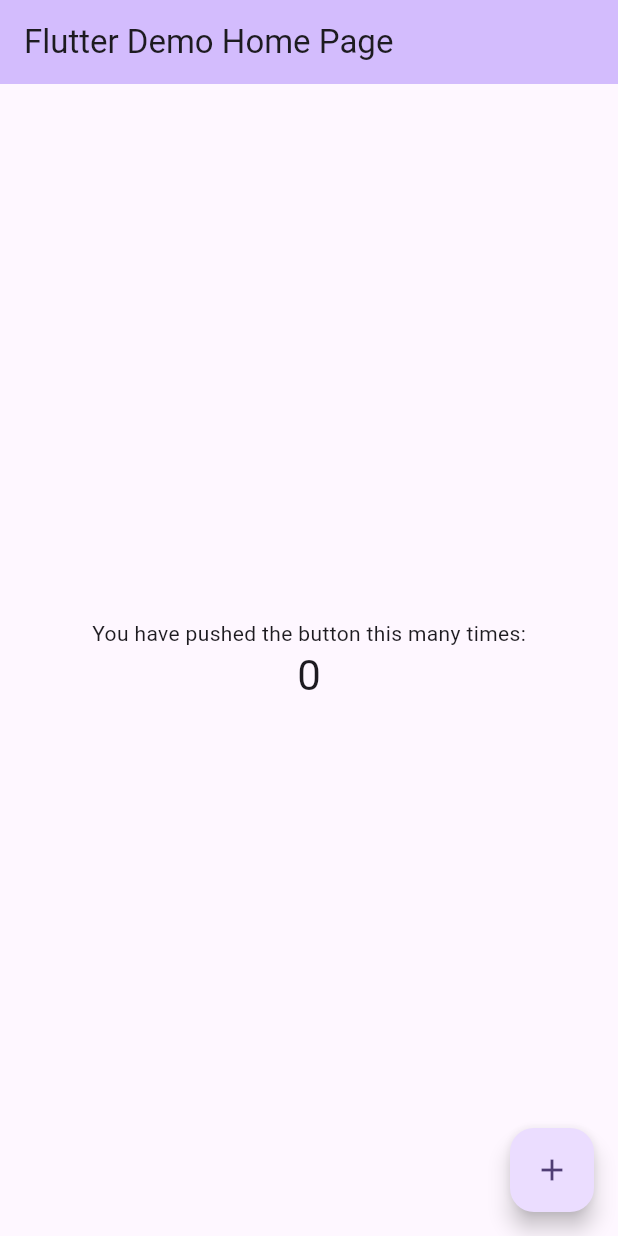
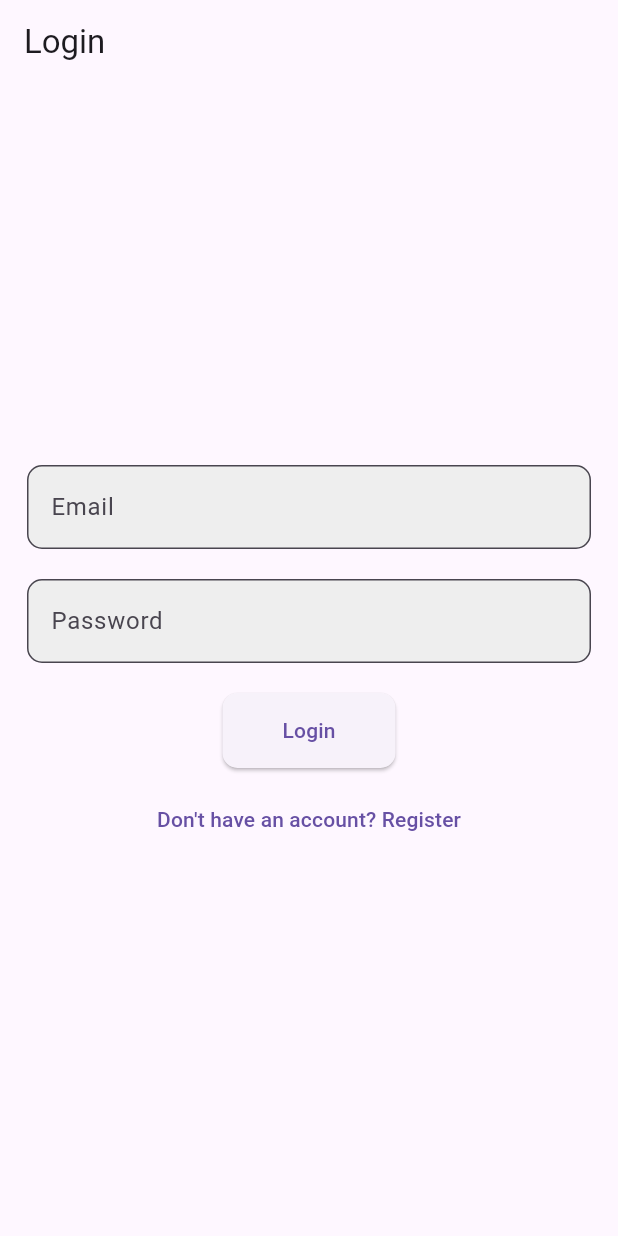
Before and after one commit to MikoMirror/Online_Gallery, a Flutter app: the screen it shows after launch, on a phone screen of 412 x 824 dp. Run offline on Flutter 3.47's test engine with Material 3 defaults, Android fonts, the phone set to English and light mode, and no system bars; our stand-ins replace equatable, firebase_auth, firebase_core, flutter_bloc; accounts and stored records are empty; generated files the repository leaves out were written again.

Commit message:
Added auth system

```diff
--- /dev/null
+++ b/lib/blocs/auth_bloc.dart
@@ -0,0 +1,44 @@
+import 'package:flutter_bloc/flutter_bloc.dart';
+import 'package:firebase_auth/firebase_auth.dart';
+import 'auth_event.dart';
+import 'auth_state.dart';
+
+class AuthBloc extends Bloc<AuthEvent, AuthState> {
+  final FirebaseAuth _auth = FirebaseAuth.instance;
+
+  AuthBloc() : super(AuthInitial()) {
+    on<SignInRequested>((event, emit) async {
+      emit(AuthLoading());
+      try {
+        await _auth.signInWithEmailAndPassword(
+          email: event.email,
+          password: event.password,
+        );
+        emit(Authenticated());
+      } catch (e) {
+        emit(AuthError(e.toString()));
+        emit(Unauthenticated());
+      }
+    });
+
+    on<SignUpRequested>((event, emit) async {
+      emit(AuthLoading());
+      try {
+        await _auth.createUserWithEmailAndPassword(
+          email: event.email,
+          password: event.password,
+        );
+        emit(Authenticated());
+      } catch (e) {
+        emit(AuthError(e.toString()));
+        emit(Unauthenticated());
+      }
+    });
+
+    on<SignOutRequested>((event, emit) async {
+      emit(AuthLoading());
+      await _auth.signOut();
+      emit(Unauthenticated());
+    });
+  }
+}
--- /dev/null
+++ b/lib/blocs/auth_event.dart
@@ -0,0 +1,30 @@
+import 'package:equatable/equatable.dart';
+
+abstract class AuthEvent extends Equatable {
+  const AuthEvent();
+
+  @override
+  List<Object> get props => [];
+}
+
+class SignInRequested extends AuthEvent {
+  final String email;
+  final String password;
+
+  const SignInRequested(this.email, this.password);
+
+  @override
+  List<Object> get props => [email, password];
+}
+
+class SignUpRequested extends AuthEvent {
+  final String email;
+  final String password;
+
+  const SignUpRequested(this.email, this.password);
+
+  @override
+  List<Object> get props => [email, password];
+}
+
+class SignOutRequested extends AuthEvent {}
--- /dev/null
+++ b/lib/blocs/auth_state.dart
@@ -0,0 +1,25 @@
+import 'package:equatable/equatable.dart';
+
+abstract class AuthState extends Equatable {
+  const AuthState();
+
+  @override
+  List<Object> get props => [];
+}
+
+class AuthInitial extends AuthState {}
+
+class AuthLoading extends AuthState {}
+
+class Authenticated extends AuthState {}
+
+class Unauthenticated extends AuthState {}
+
+class AuthError extends AuthState {
+  final String error;
+
+  const AuthError(this.error);
+
+  @override
+  List<Object> get props => [error];
+}
--- a/lib/main.dart
+++ b/lib/main.dart
@@ -1,125 +1,33 @@
 import 'package:flutter/material.dart';
+import 'package:firebase_core/firebase_core.dart';
+import 'package:flutter_bloc/flutter_bloc.dart';
+import 'firebase_options.dart';
+import 'blocs/auth_bloc.dart';
+import 'screens/login_screen.dart';
 
-void main() {
+void main() async {
+  WidgetsFlutterBinding.ensureInitialized();
+  await Firebase.initializeApp(
+    options: DefaultFirebaseOptions.currentPlatform,
+  );
   runApp(const MyApp());
 }
 
 class MyApp extends StatelessWidget {
-  const MyApp({super.key});
+  const MyApp({Key? key}) : super(key: key);
 
-  // This widget is the root of your application.
   @override
   Widget build(BuildContext context) {
-    return MaterialApp(
-      title: 'Flutter Demo',
-      theme: ThemeData(
-        // This is the theme of your application.
-        //
-        // TRY THIS: Try running your application with "flutter run". You'll see
-        // the application has a purple toolbar. Then, without quitting the app,
-        // try changing the seedColor in the colorScheme below to Colors.green
-        // and then invoke "hot reload" (save your changes or press the "hot
-        // reload" button in a Flutter-supported IDE, or press "r" if you used
-        // the command line to start the app).
-        //
-        // Notice that the counter didn't reset back to zero; the application
-        // state is not lost during the reload. To reset the state, use hot
-        // restart instead.
-        //
-        // This works for code too, not just values: Most code changes can be
-        // tested with just a hot reload.
-        colorScheme: ColorScheme.fromSeed(seedColor: Colors.deepPurple),
-        useMaterial3: true,
+    return BlocProvider(
+      create: (context) => AuthBloc(),
+      child: MaterialApp(
+        title: 'Flutter Auth Demo',
+        theme: ThemeData(
+          primarySwatch: Colors.blue,
+          visualDensity: VisualDensity.adaptivePlatformDensity,
+        ),
+        home: LoginScreen(),
       ),
-      home: const MyHomePage(title: 'Flutter Demo Home Page'),
     );
   }
 }
-
-class MyHomePage extends StatefulWidget {
-  const MyHomePage({super.key, required this.title});
-
-  // This widget is the home page of your application. It is stateful, meaning
-  // that it has a State object (defined below) that contains fields that affect
-  // how it looks.
-
-  // This class is the configuration for the state. It holds the values (in this
-  // case the title) provided by the parent (in this case the App widget) and
-  // used by the build method of the State. Fields in a Widget subclass are
-  // always marked "final".
-
-  final String title;
-
-  @override
-  State<MyHomePage> createState() => _MyHomePageState();
-}
-
-class _MyHomePageState extends State<MyHomePage> {
-  int _counter = 0;
-
-  void _incrementCounter() {
-    setState(() {
-      // This call to setState tells the Flutter framework that something has
-      // changed in this State, which causes it to rerun the build method below
-      // so that the display can reflect the updated values. If we changed
-      // _counter without calling setState(), then the build method would not be
-      // called again, and so nothing would appear to happen.
-      _counter++;
-    });
-  }
-
-  @override
-  Widget build(BuildContext context) {
-    // This method is rerun every time setState is called, for instance as done
-    // by the _incrementCounter method above.
-    //
-    // The Flutter framework has been optimized to make rerunning build methods
-    // fast, so that you can just rebuild anything that needs updating rather
-    // than having to individually change instances of widgets.
-    return Scaffold(
-      appBar: AppBar(
-        // TRY THIS: Try changing the color here to a specific color (to
-        // Colors.amber, perhaps?) and trigger a hot reload to see the AppBar
-        // change color while the other colors stay the same.
-        backgroundColor: Theme.of(context).colorScheme.inversePrimary,
-        // Here we take the value from the MyHomePage object that was created by
-        // the App.build method, and use it to set our appbar title.
-        title: Text(widget.title),
-      ),
-      body: Center(
-        // Center is a layout widget. It takes a single child and positions it
-        // in the middle of the parent.
-        child: Column(
-          // Column is also a layout widget. It takes a list of children and
-          // arranges them vertically. By default, it sizes itself to fit its
-          // children horizontally, and tries to be as tall as its parent.
-          //
-          // Column has various properties to control how it sizes itself and
-          // how it positions its children. Here we use mainAxisAlignment to
-          // center the children vertically; the main axis here is the vertical
-          // axis because Columns are vertical (the cross axis would be
-          // horizontal).
-          //
-          // TRY THIS: Invoke "debug painting" (choose the "Toggle Debug Paint"
-          // action in the IDE, or press "p" in the console), to see the
-          // wireframe for each widget.
-          mainAxisAlignment: MainAxisAlignment.center,
-          children: <Widget>[
-            const Text(
-              'You have pushed the button this many times:',
-            ),
-            Text(
-              '$_counter',
-              style: Theme.of(context).textTheme.headlineMedium,
-            ),
-          ],
-        ),
-      ),
-      floatingActionButton: FloatingActionButton(
-        onPressed: _incrementCounter,
-        tooltip: 'Increment',
-        child: const Icon(Icons.add),
-      ), // This trailing comma makes auto-formatting nicer for build methods.
-    );
-  }
-}
--- /dev/null
+++ b/lib/screens/login_screen.dart
@@ -0,0 +1,82 @@
+import 'package:flutter/material.dart';
+import 'package:flutter_bloc/flutter_bloc.dart';
+import '../widgets/custom_text_field.dart';
+import '../widgets/custom_button.dart';
+import '../blocs/auth_bloc.dart';
+import '../blocs/auth_event.dart';
+import '../blocs/auth_state.dart';
+import 'register_screen.dart';
+
+class LoginScreen extends StatelessWidget {
+  LoginScreen({Key? key}) : super(key: key);
+
+  final TextEditingController _emailController = TextEditingController();
+  final TextEditingController _passwordController = TextEditingController();
+
+  @override
+  Widget build(BuildContext context) {
+    return Scaffold(
+      appBar: AppBar(title: const Text('Login')),
+      body: BlocListener<AuthBloc, AuthState>(
+        listener: (context, state) {
+          if (state is Authenticated) {
+            // Navigate to home screen when authenticated
+            Navigator.of(context).pushReplacementNamed('/home');
+          }
+          if (state is AuthError) {
+            // Show error snackbar
+            ScaffoldMessenger.of(context).showSnackBar(
+              SnackBar(content: Text(state.error)),
+            );
+          }
+        },
+        child: BlocBuilder<AuthBloc, AuthState>(
+          builder: (context, state) {
+            if (state is AuthLoading) {
+              return const Center(child: CircularProgressIndicator());
+            }
+            return Padding(
+              padding: const EdgeInsets.all(18.0),
+              child: Column(
+                mainAxisAlignment: MainAxisAlignment.center,
+                children: [
+                  CustomTextField(
+                    hintText: 'Email',
+                    controller: _emailController,
+                  ),
+                  const SizedBox(height: 20),
+                  CustomTextField(
+                    hintText: 'Password',
+                    controller: _passwordController,
+                    obscureText: true,
+                  ),
+                  const SizedBox(height: 20),
+                  CustomButton(
+                    text: 'Login',
+                    onPressed: () {
+                      BlocProvider.of<AuthBloc>(context).add(
+                        SignInRequested(
+                          _emailController.text,
+                          _passwordController.text,
+                        ),
+                      );
+                    },
+                  ),
+                  const SizedBox(height: 10),
+                  TextButton(
+                    onPressed: () {
+                      Navigator.of(context).push(MaterialPageRoute(
+                        builder: (context) => RegisterScreen(),
+                      ));
+                    },
+                    child: const Text('Don\'t have an account? Register'),
+                  ),
+                ],
+              ),
+            );
+          },
+        ),
+      ),
+    );
+  }
+}
--- /dev/null
+++ b/lib/widgets/custom_button.dart
@@ -0,0 +1,26 @@
+import 'package:flutter/material.dart';
+
+class CustomButton extends StatelessWidget {
+  final String text;
+  final VoidCallback onPressed;
+
+  const CustomButton({
+    Key? key,
+    required this.text,
+    required this.onPressed,
+  }) : super(key: key);
+
+  @override
+  Widget build(BuildContext context) {
+    return ElevatedButton(
+      onPressed: onPressed,
+      style: ElevatedButton.styleFrom(
+        padding: const EdgeInsets.symmetric(horizontal: 40, vertical: 15),
+        shape: RoundedRectangleBorder(
+          borderRadius: BorderRadius.circular(10),
+        ),
+      ),
+      child: Text(text),
+    );
+  }
+}
--- /dev/null
+++ b/lib/widgets/custom_text_field.dart
@@ -0,0 +1,30 @@
+import 'package:flutter/material.dart';
+
+class CustomTextField extends StatelessWidget {
+  final String hintText;
+  final bool obscureText;
+  final TextEditingController controller;
+
+  const CustomTextField({
+    Key? key,
+    required this.hintText,
+    this.obscureText = false,
+    required this.controller,
+  }) : super(key: key);
+
+  @override
+  Widget build(BuildContext context) {
+    return TextField(
+      controller: controller,
+      obscureText: obscureText,
+      decoration: InputDecoration(
+        hintText: hintText,
+        border: OutlineInputBorder(
+          borderRadius: BorderRadius.circular(10),
+        ),
+        filled: true,
+        fillColor: Colors.grey[200],
+      ),
+    );
+  }
+}
```
Also changed, not shown: lib/screens/register_screen.dart (added, +72 -0 lines), pubspec.yaml (+5 -69 lines), firebase.json (added), pubspec.lock, 6 other files.
